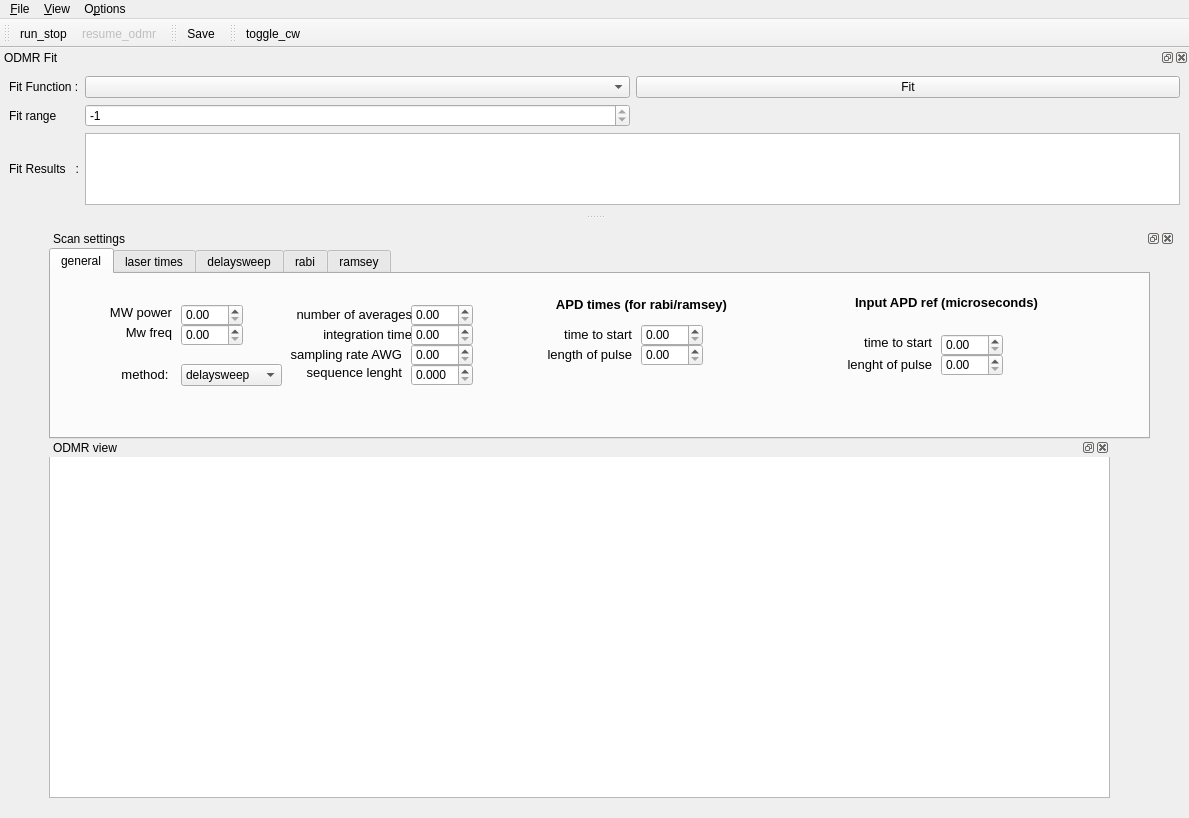
pikestefan/qudi_slab, file gui/pulsed/pulsed.ui: the form before one commit.
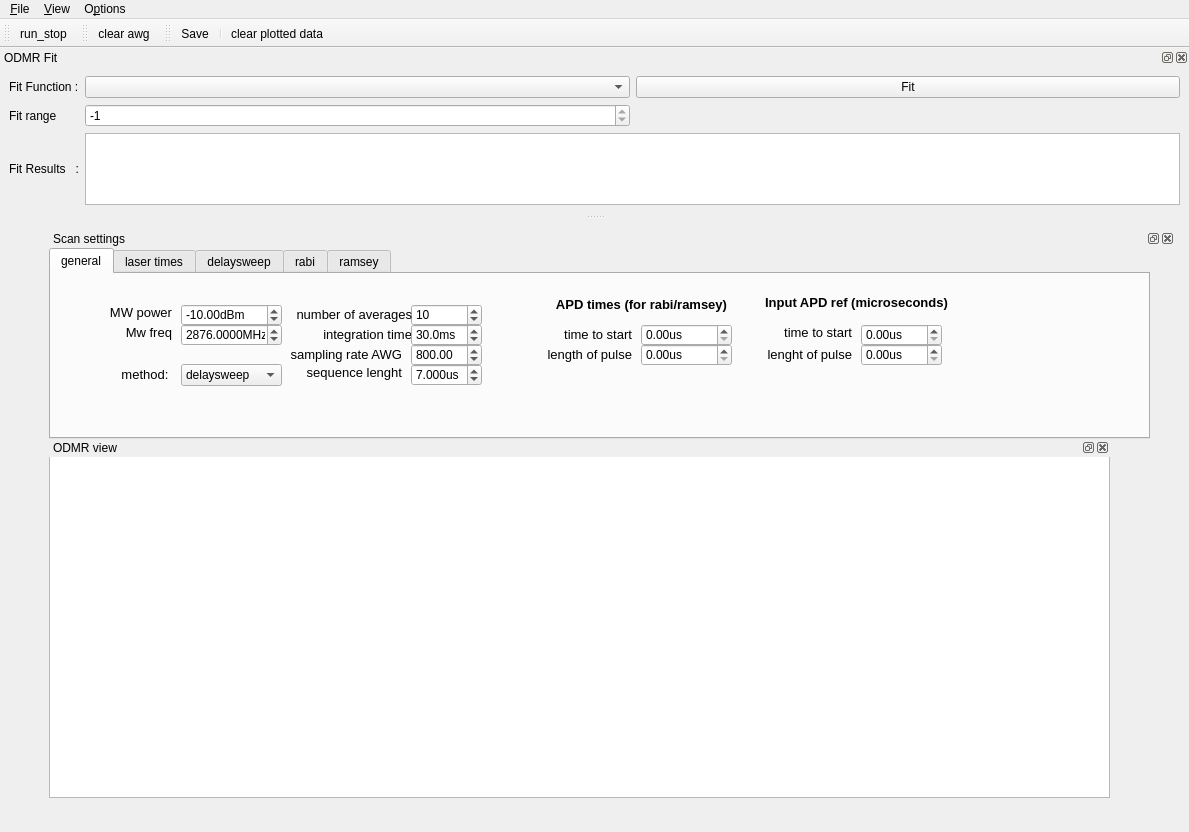
The form after the commit. The open tabs and pages were chosen to show the change. Icons and pictures are not drawn. Custom widgets are drawn as their Qt base class.

```diff
--- a/gui/pulsed/pulsed.ui
+++ b/gui/pulsed/pulsed.ui
@@ -7,7 +7,7 @@
     <x>0</x>
     <y>0</y>
     <width>1189</width>
-    <height>818</height>
+    <height>832</height>
    </rect>
   </property>
   <property name="contextMenuPolicy">
@@ -84,7 +84,7 @@
           <enum>QTabWidget::Rounded</enum>
          </property>
          <property name="currentIndex">
-          <number>2</number>
+          <number>1</number>
          </property>
          <property name="elideMode">
           <enum>Qt::ElideLeft</enum>
@@ -98,20 +98,47 @@
             <rect>
              <x>130</x>
              <y>30</y>
-             <width>62</width>
+             <width>101</width>
              <height>22</height>
             </rect>
            </property>
+           <property name="suffix">
+            <string>dBm</string>
+           </property>
+           <property name="minimum">
+            <double>-100.000000000000000</double>
+           </property>
+           <property name="maximum">
+            <double>-2.000000000000000</double>
+           </property>
+           <property name="value">
+            <double>-10.000000000000000</double>
+           </property>
           </widget>
           <widget class="ScienDSpinBox" name="mw_freq">
            <property name="geometry">
             <rect>
              <x>130</x>
              <y>50</y>
-             <width>62</width>
+             <width>101</width>
              <height>22</height>
             </rect>
            </property>
+           <property name="suffix">
+            <string>MHz</string>
+           </property>
+           <property name="decimals">
+            <number>4</number>
+           </property>
+           <property name="minimum">
+            <double>1500.000000000000000</double>
+           </property>
+           <property name="maximum">
+            <double>40000.000000000000000</double>
+           </property>
+           <property name="value">
+            <double>2876.000000000000000</double>
+           </property>
           </widget>
           <widget class="QLabel" name="label_111">
            <property name="geometry">
@@ -160,10 +187,16 @@
             <rect>
              <x>360</x>
              <y>30</y>
-             <width>62</width>
+             <width>71</width>
              <height>22</height>
             </rect>
            </property>
+           <property name="decimals">
+            <number>0</number>
+           </property>
+           <property name="value">
+            <double>10.000000000000000</double>
+           </property>
           </widget>
           <widget class="QLabel" name="label_113">
            <property name="geometry">
@@ -212,20 +245,35 @@
             <rect>
              <x>360</x>
              <y>50</y>
-             <width>62</width>
+             <width>71</width>
              <height>22</height>
             </rect>
            </property>
+           <property name="suffix">
+            <string>ms</string>
+           </property>
+           <property name="decimals">
+            <number>1</number>
+           </property>
+           <property name="value">
+            <double>30.000000000000000</double>
+           </property>
           </widget>
           <widget class="ScienDSpinBox" name="clk_awg">
            <property name="geometry">
             <rect>
              <x>360</x>
              <y>70</y>
-             <width>62</width>
+             <width>71</width>
              <height>22</height>
             </rect>
            </property>
+           <property name="maximum">
+            <double>5000.000000000000000</double>
+           </property>
+           <property name="value">
+            <double>800.000000000000000</double>
+           </property>
           </widget>
           <widget class="QLabel" name="label_115">
            <property name="geometry">
@@ -325,18 +373,24 @@
             <rect>
              <x>360</x>
              <y>90</y>
-             <width>62</width>
+             <width>71</width>
              <height>22</height>
             </rect>
            </property>
+           <property name="suffix">
+            <string>us</string>
+           </property>
            <property name="decimals">
             <number>3</number>
            </property>
+           <property name="value">
+            <double>7.000000000000000</double>
+           </property>
           </widget>
           <widget class="QLabel" name="label_60">
            <property name="geometry">
             <rect>
-             <x>790</x>
+             <x>700</x>
              <y>20</y>
              <width>211</width>
              <height>16</height>
@@ -359,8 +413,8 @@
           <widget class="QLabel" name="label_156">
            <property name="geometry">
             <rect>
-             <x>790</x>
-             <y>80</y>
+             <x>710</x>
+             <y>70</y>
              <width>91</width>
              <height>20</height>
             </rect>
@@ -380,8 +434,8 @@
           <widget class="QLabel" name="label_157">
            <property name="geometry">
             <rect>
-             <x>800</x>
-             <y>60</y>
+             <x>720</x>
+             <y>50</y>
              <width>81</width>
              <height>16</height>
             </rect>
@@ -401,32 +455,41 @@
           <widget class="ScienDSpinBox" name="apd_ref_start_time">
            <property name="geometry">
             <rect>
-             <x>890</x>
-             <y>60</y>
-             <width>62</width>
+             <x>810</x>
+             <y>50</y>
+             <width>81</width>
              <height>22</height>
             </rect>
            </property>
+           <property name="suffix">
+            <string>us</string>
+           </property>
           </widget>
           <widget class="ScienDSpinBox" name="apd_ref_len">
            <property name="geometry">
             <rect>
-             <x>890</x>
-             <y>80</y>
-             <width>62</width>
+             <x>810</x>
+             <y>70</y>
+             <width>81</width>
              <height>22</height>
             </rect>
            </property>
+           <property name="suffix">
+            <string>us</string>
+           </property>
           </widget>
           <widget class="ScienDSpinBox" name="apd_len">
            <property name="geometry">
             <rect>
              <x>590</x>
              <y>70</y>
-             <width>62</width>
+             <width>91</width>
              <height>22</height>
             </rect>
            </property>
+           <property name="suffix">
+            <string>us</string>
+           </property>
           </widget>
           <widget class="QLabel" name="label_65">
            <property name="geometry">
@@ -498,10 +561,13 @@
             <rect>
              <x>590</x>
              <y>50</y>
-             <width>62</width>
+             <width>91</width>
              <height>22</height>
             </rect>
            </property>
+           <property name="suffix">
+            <string>us</string>
+           </property>
           </widget>
          </widget>
          <widget class="QWidget" name="tab">
@@ -623,30 +689,48 @@
             <rect>
              <x>140</x>
              <y>50</y>
-             <width>62</width>
+             <width>81</width>
              <height>22</height>
             </rect>
            </property>
+           <property name="suffix">
+            <string>us</string>
+           </property>
+           <property name="value">
+            <double>2.000000000000000</double>
+           </property>
           </widget>
           <widget class="ScienDSpinBox" name="laser_off">
            <property name="geometry">
             <rect>
              <x>140</x>
              <y>70</y>
-             <width>62</width>
+             <width>81</width>
              <height>22</height>
             </rect>
            </property>
+           <property name="suffix">
+            <string>us</string>
+           </property>
+           <property name="value">
+            <double>2.000000000000000</double>
+           </property>
           </widget>
           <widget class="ScienDSpinBox" name="laser_re">
            <property name="geometry">
             <rect>
              <x>140</x>
              <y>90</y>
-             <width>62</width>
+             <width>81</width>
              <height>22</height>
             </rect>
            </property>
+           <property name="suffix">
+            <string>us</string>
+           </property>
+           <property name="value">
+            <double>2.000000000000000</double>
+           </property>
           </widget>
          </widget>
          <widget class="QWidget" name="Snvm">
@@ -923,60 +1007,87 @@
             <rect>
              <x>150</x>
              <y>40</y>
-             <width>62</width>
+             <width>81</width>
              <height>22</height>
             </rect>
            </property>
+           <property name="suffix">
+            <string>us</string>
+           </property>
+           <property name="value">
+            <double>0.500000000000000</double>
+           </property>
           </widget>
           <widget class="ScienDSpinBox" name="apd_min_start_delay">
            <property name="geometry">
             <rect>
              <x>150</x>
              <y>60</y>
-             <width>62</width>
+             <width>81</width>
              <height>22</height>
             </rect>
            </property>
+           <property name="suffix">
+            <string>us</string>
+           </property>
           </widget>
           <widget class="ScienDSpinBox" name="apd_max_start_delay">
            <property name="geometry">
             <rect>
              <x>150</x>
              <y>80</y>
-             <width>62</width>
+             <width>81</width>
              <height>22</height>
             </rect>
            </property>
+           <property name="suffix">
+            <string>us</string>
+           </property>
+           <property name="value">
+            <double>1.000000000000000</double>
+           </property>
           </widget>
           <widget class="ScienDSpinBox" name="apd_steps_delay">
            <property name="geometry">
             <rect>
              <x>150</x>
              <y>100</y>
-             <width>62</width>
+             <width>81</width>
              <height>22</height>
             </rect>
            </property>
+           <property name="suffix">
+            <string>us</string>
+           </property>
+           <property name="value">
+            <double>0.050000000000000</double>
+           </property>
           </widget>
           <widget class="ScienDSpinBox" name="mw_start_time_delay">
            <property name="geometry">
             <rect>
              <x>350</x>
              <y>46</y>
-             <width>62</width>
+             <width>81</width>
              <height>22</height>
             </rect>
            </property>
+           <property name="suffix">
+            <string>us</string>
+           </property>
           </widget>
           <widget class="ScienDSpinBox" name="mw_len_delay">
            <property name="geometry">
             <rect>
              <x>350</x>
              <y>66</y>
-             <width>62</width>
+             <width>81</width>
              <height>22</height>
             </rect>
            </property>
+           <property name="suffix">
+            <string>us</string>
+           </property>
           </widget>
          </widget>
          <widget class="QWidget" name="delaysweep_ref">
@@ -1119,40 +1230,52 @@
             <rect>
              <x>130</x>
              <y>50</y>
-             <width>62</width>
+             <width>81</width>
              <height>22</height>
             </rect>
            </property>
+           <property name="suffix">
+            <string>us</string>
+           </property>
           </widget>
           <widget class="ScienDSpinBox" name="mw_min_len_rabi">
            <property name="geometry">
             <rect>
              <x>130</x>
              <y>70</y>
-             <width>62</width>
+             <width>81</width>
              <height>22</height>
             </rect>
            </property>
+           <property name="suffix">
+            <string>us</string>
+           </property>
           </widget>
           <widget class="ScienDSpinBox" name="mw_max_len_rabi">
            <property name="geometry">
             <rect>
              <x>130</x>
              <y>90</y>
-             <width>62</width>
+             <width>81</width>
              <height>22</height>
             </rect>
            </property>
+           <property name="suffix">
+            <string>us</string>
+           </property>
           </widget>
           <widget class="ScienDSpinBox" name="mw_steps_rabi">
            <property name="geometry">
             <rect>
              <x>130</x>
              <y>110</y>
-             <width>62</width>
+             <width>81</width>
              <height>22</height>
             </rect>
            </property>
+           <property name="suffix">
+            <string>us</string>
+           </property>
           </widget>
          </widget>
          <widget class="QWidget" name="tab_2">
@@ -1295,40 +1418,52 @@
             <rect>
              <x>110</x>
              <y>40</y>
-             <width>62</width>
+             <width>81</width>
              <height>22</height>
             </rect>
            </property>
+           <property name="suffix">
+            <string>us</string>
+           </property>
           </widget>
           <widget class="ScienDSpinBox" name="mw_min_len_ramsey">
            <property name="geometry">
             <rect>
              <x>110</x>
              <y>60</y>
-             <width>62</width>
+             <width>81</width>
              <height>22</height>
             </rect>
            </property>
+           <property name="suffix">
+            <string>us</string>
+           </property>
           </widget>
           <widget class="ScienDSpinBox" name="mw_max_len_ramsey">
            <property name="geometry">
             <rect>
              <x>110</x>
              <y>80</y>
-             <width>62</width>
+             <width>81</width>
              <height>22</height>
             </rect>
            </property>
+           <property name="suffix">
+            <string>us</string>
+           </property>
           </widget>
           <widget class="ScienDSpinBox" name="mw_steps_ramsey">
            <property name="geometry">
             <rect>
              <x>110</x>
              <y>100</y>
-             <width>62</width>
+             <width>81</width>
              <height>22</height>
             </rect>
            </property>
+           <property name="suffix">
+            <string>us</string>
+           </property>
           </widget>
          </widget>
         </widget>
@@ -1439,19 +1574,6 @@
    <addaction name="menu_View"/>
    <addaction name="menu_Options"/>
   </widget>
-  <widget class="QToolBar" name="toolBar">
-   <property name="windowTitle">
-    <string>toolBar</string>
-   </property>
-   <attribute name="toolBarArea">
-    <enum>TopToolBarArea</enum>
-   </attribute>
-   <attribute name="toolBarBreak">
-    <bool>false</bool>
-   </attribute>
-   <addaction name="action_run_stop"/>
-   <addaction name="action_resume_odmr"/>
-  </widget>
   <widget class="QDockWidget" name="pulsed_fit_DockWidget">
    <property name="sizePolicy">
     <sizepolicy hsizetype="Minimum" vsizetype="Minimum">
@@ -1567,9 +1689,33 @@
     </layout>
    </widget>
   </widget>
-  <widget class="QToolBar" name="save_ToolBar">
+  <widget class="QToolBar" name="play_ToolBar">
    <property name="windowTitle">
     <string>toolBar_2</string>
+   </property>
+   <attribute name="toolBarArea">
+    <enum>TopToolBarArea</enum>
+   </attribute>
+   <attribute name="toolBarBreak">
+    <bool>false</bool>
+   </attribute>
+   <addaction name="action_run_stop"/>
+  </widget>
+  <widget class="QToolBar" name="awg_ToolBar">
+   <property name="windowTitle">
+    <string>toolBar_2</string>
+   </property>
+   <attribute name="toolBarArea">
+    <enum>TopToolBarArea</enum>
+   </attribute>
+   <attribute name="toolBarBreak">
+    <bool>false</bool>
+   </attribute>
+   <addaction name="clear_awg"/>
+  </widget>
+  <widget class="QToolBar" name="save_toolBar">
+   <property name="windowTitle">
+    <string>toolBar</string>
    </property>
    <attribute name="toolBarArea">
     <enum>TopToolBarArea</enum>
@@ -1578,18 +1724,8 @@
     <bool>false</bool>
    </attribute>
    <addaction name="action_Save"/>
-  </widget>
-  <widget class="QToolBar" name="cw_ToolBar">
-   <property name="windowTitle">
-    <string>toolBar_2</string>
-   </property>
-   <attribute name="toolBarArea">
-    <enum>TopToolBarArea</enum>
-   </attribute>
-   <attribute name="toolBarBreak">
-    <bool>false</bool>
-   </attribute>
-   <addaction name="action_toggle_cw"/>
+   <addaction name="separator"/>
+   <addaction name="clear_data"/>
   </widget>
   <action name="action_Settings">
    <property name="icon">
@@ -1609,7 +1745,7 @@
     <string>&amp;Save</string>
    </property>
    <property name="toolTip">
-    <string>Save odmr data</string>
+    <string>Save data</string>
    </property>
   </action>
   <action name="action_Close">
@@ -1633,6 +1769,9 @@
    <property name="text">
     <string>run_stop</string>
    </property>
+   <property name="clear data" stdset="0">
+    <string notr="true"/>
+   </property>
   </action>
   <action name="action_resume_odmr">
    <property name="checkable">
@@ -1663,21 +1802,43 @@
     <string>Fit settings</string>
    </property>
   </action>
-  <action name="action_toggle_cw">
+  <action name="clear_awg">
    <property name="checkable">
+    <bool>false</bool>
+   </property>
+   <property name="enabled">
     <bool>true</bool>
    </property>
    <property name="icon">
     <iconset>
-     <normaloff>../../artwork/icons/oxygen/22x22/media-playback-start.png</normaloff>
-     <normalon>../../artwork/icons/oxygen/22x22/media-playback-stop.png</normalon>
-     <activeon>../../artwork/icons/oxygen/22x22/media-playback-stop.png</activeon>../../artwork/icons/oxygen/22x22/media-playback-start.png</iconset>
+     <normaloff>../../artwork/icons/oxygen/22x22/edit-clear.png</normaloff>../../artwork/icons/oxygen/22x22/edit-clear.png</iconset>
    </property>
    <property name="text">
-    <string>toggle_cw</string>
+    <string>clear awg</string>
    </property>
+   <property name="iconText">
+    <string>clear awg</string>
+   </property>
    <property name="toolTip">
-    <string>toggle microwave CW output</string>
+    <string>clear memory of AWG</string>
+   </property>
+   <property name="autoRepeat">
+    <bool>false</bool>
+   </property>
+   <property name="visible">
+    <bool>true</bool>
+   </property>
+  </action>
+  <action name="clear_data">
+   <property name="icon">
+    <iconset>
+     <normaloff>../../artwork/icons/oxygen/22x22/view-refresh.png</normaloff>../../artwork/icons/oxygen/22x22/view-refresh.png</iconset>
+   </property>
+   <property name="text">
+    <string>clear plotted data</string>
+   </property>
+   <property name="toolTip">
+    <string>clear_plotted_data</string>
    </property>
   </action>
  </widget>
```
Left out of the diff: 3 changed lines with no effect on the pictures.
